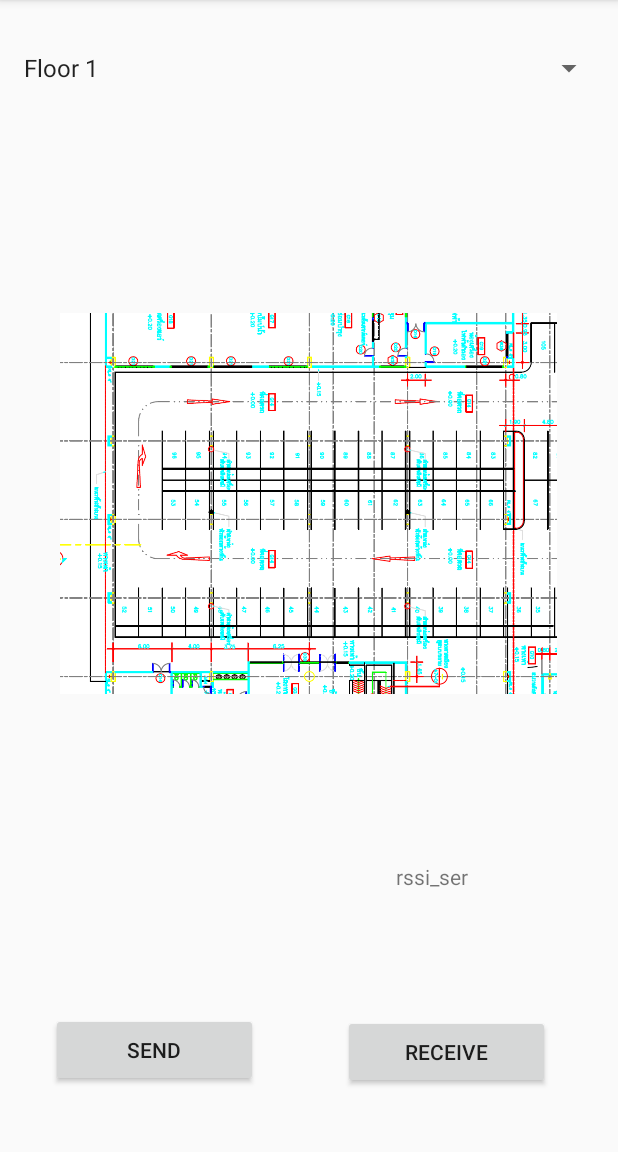
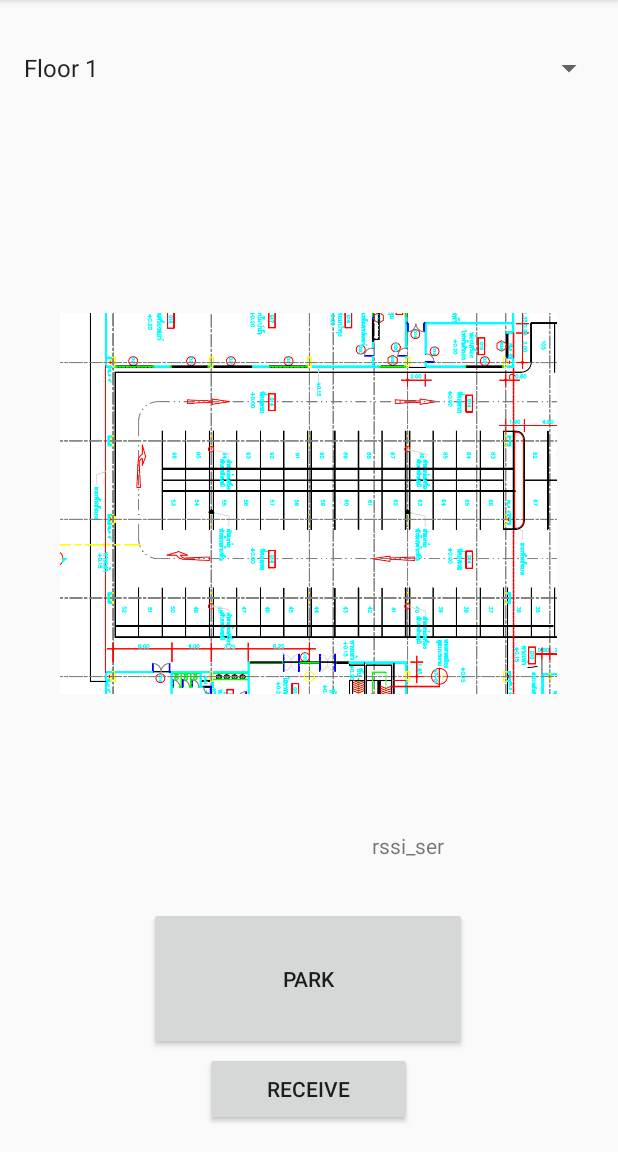
Before and after one commit to pongmile/Find-Car-Park-in-door, an Android app: the screen it shows after launch once a user with an empty profile is signed in (MainActivity), on a phone screen of 412 x 824 dp, the part 84-1236 px from its top. Run offline under Robolectric (Android 15) with nearby library versions, the phone set to English and light mode, and no system bars; our stand-ins replace Firebase (no records; nobody signed in at launch, a user with empty details on screens opened directly).

Commit message:
fix bug
fix bug by update compileSdkVersion

```diff
--- a/app/build.gradle
+++ b/app/build.gradle
@@ -1,11 +1,11 @@
 apply plugin: 'com.android.application'
 
 android {
-    compileSdkVersion 26
+    compileSdkVersion 27
     defaultConfig {
         applicationId "com.pongmile.mycarpark"
         minSdkVersion 19
-        targetSdkVersion 26
+        targetSdkVersion 27
         versionCode 1
         versionName "1.0"
         testInstrumentationRunner "android.support.test.runner.AndroidJUnitRunner"
@@ -21,7 +21,7 @@ android {
 dependencies {
     implementation 'com.android.support:support-annotations:27.1.1'
     implementation fileTree(dir: 'libs', include: ['*.jar'])
-    implementation 'com.android.support:appcompat-v7:26.1.0'
+    implementation 'com.android.support:appcompat-v7:27.1.0'
     implementation 'com.android.support.constraint:constraint-layout:1.1.2'
     testImplementation 'junit:junit:4.12'
     androidTestImplementation 'com.android.support.test:runner:1.0.2'
--- a/app/src/main/res/layout/activity_main.xml
+++ b/app/src/main/res/layout/activity_main.xml
@@ -13,44 +13,44 @@
         android:layout_marginBottom="8dp"
         android:text="@string/rssi_wifi"
         app:layout_constraintBottom_toTopOf="@+id/send"
-        app:layout_constraintHorizontal_bias="0.223"
+        app:layout_constraintHorizontal_bias="0.25"
         app:layout_constraintLeft_toLeftOf="parent"
         app:layout_constraintRight_toRightOf="parent"
         app:layout_constraintTop_toTopOf="parent"
-        app:layout_constraintVertical_bias="0.886"
+        app:layout_constraintVertical_bias="0.961"
         tools:text="googel" />
 
     <Button
         android:id="@+id/send"
-        android:layout_width="138dp"
-        android:layout_height="49dp"
+        android:layout_width="212dp"
+        android:layout_height="95dp"
         android:layout_marginStart="8dp"
         android:layout_marginTop="264dp"
         android:layout_marginEnd="8dp"
         android:layout_marginBottom="8dp"
-        android:text="send"
+        android:text="PARK"
         app:layout_constraintBottom_toBottomOf="parent"
         app:layout_constraintEnd_toEndOf="parent"
-        app:layout_constraintHorizontal_bias="0.101"
+        app:layout_constraintHorizontal_bias="0.497"
         app:layout_constraintStart_toStartOf="parent"
         app:layout_constraintTop_toTopOf="parent"
-        app:layout_constraintVertical_bias="0.921" />
+        app:layout_constraintVertical_bias="0.85" />
 
     <Button
         android:id="@+id/receive"
         android:layout_width="138dp"
         android:layout_height="49dp"
-        android:layout_marginBottom="8dp"
-        android:layout_marginEnd="8dp"
         android:layout_marginStart="8dp"
         android:layout_marginTop="8dp"
+        android:layout_marginEnd="8dp"
+        android:layout_marginBottom="8dp"
         android:text="receive"
         app:layout_constraintBottom_toBottomOf="parent"
         app:layout_constraintEnd_toEndOf="parent"
-        app:layout_constraintHorizontal_bias="0.856"
+        app:layout_constraintHorizontal_bias="0.498"
         app:layout_constraintStart_toStartOf="parent"
         app:layout_constraintTop_toTopOf="parent"
-        app:layout_constraintVertical_bias="0.952" />
+        app:layout_constraintVertical_bias="0.987" />
 
     <TextView
         android:id="@+id/rssi_sr"
@@ -61,12 +61,12 @@
         android:layout_marginEnd="8dp"
         android:layout_marginBottom="8dp"
         android:text="rssi_ser"
-        app:layout_constraintBottom_toTopOf="@+id/receive"
+        app:layout_constraintBottom_toTopOf="@+id/send"
         app:layout_constraintEnd_toEndOf="parent"
-        app:layout_constraintHorizontal_bias="0.64"
+        app:layout_constraintHorizontal_bias="0.559"
         app:layout_constraintStart_toEndOf="@+id/rssi_wifi"
         app:layout_constraintTop_toTopOf="parent"
-        app:layout_constraintVertical_bias="0.884" />
+        app:layout_constraintVertical_bias="0.959" />
 
     <ImageView
         android:id="@+id/imageView"
```
